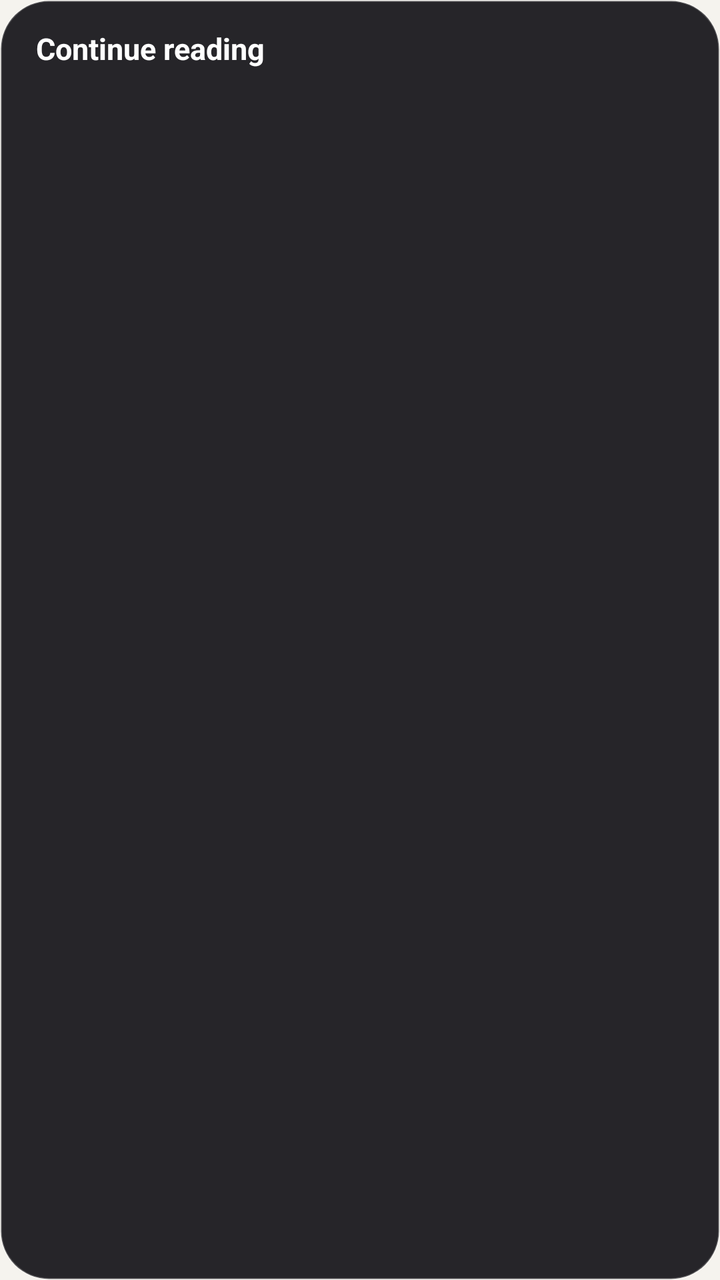
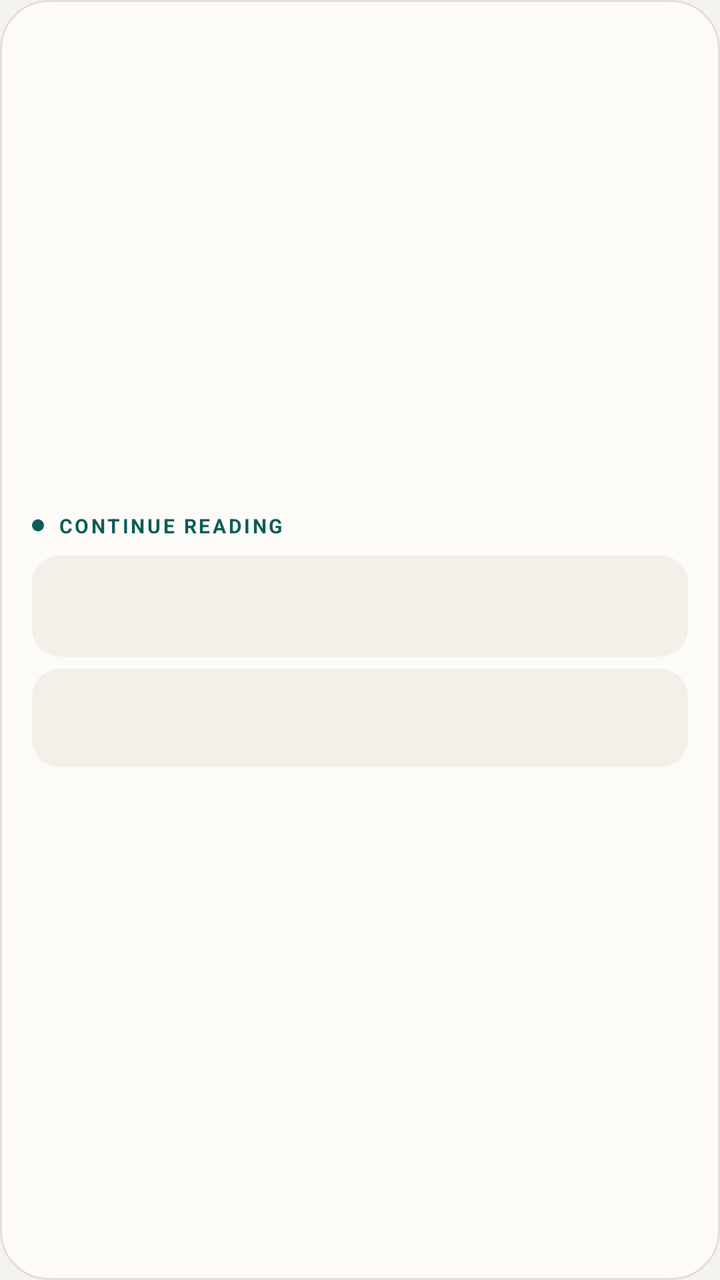

Compare the two renders of this Android layout. The source of the first and the diff that turns it into the second are given below.
<!-- AndroidManifest.xml: application theme Theme.MyDoc -->
<!-- res/layout/widget_continue_reading.xml -->
<?xml version="1.0" encoding="utf-8"?>
<LinearLayout xmlns:android="http://schemas.android.com/apk/res/android"
    android:layout_width="match_parent"
    android:layout_height="match_parent"
    android:orientation="vertical"
    android:background="@drawable/widget_surface"
    android:paddingHorizontal="18dp"
    android:paddingVertical="14dp">

    <TextView
        android:id="@+id/widget_header"
        android:layout_width="match_parent"
        android:layout_height="wrap_content"
        android:text="@string/widget_continue_reading_title"
        android:textColor="#FFFFFFFF"
        android:textSize="15sp"
        android:textStyle="bold"
        android:maxLines="1"
        android:ellipsize="end" />

    <TextView
        android:id="@+id/widget_empty"
        android:layout_width="match_parent"
        android:layout_height="wrap_content"
        android:layout_marginTop="10dp"
        android:text="@string/widget_empty"
        android:textColor="#B3FFFFFF"
        android:textSize="13sp"
        android:visibility="gone" />

    <LinearLayout
        android:id="@+id/widget_row_0"
        android:layout_width="match_parent"
        android:layout_height="wrap_content"
        android:layout_marginTop="8dp"
        android:orientation="vertical"
        android:paddingVertical="4dp">

        <TextView
            android:id="@+id/widget_row_0_title"
            android:layout_width="match_parent"
            android:layout_height="wrap_content"
            android:textColor="#FFFFFFFF"
            android:textSize="14sp"
            android:maxLines="1"
            android:ellipsize="end" />

        <TextView
            android:id="@+id/widget_row_0_subtitle"
            android:layout_width="match_parent"
            android:layout_height="wrap_content"
            android:textColor="#99FFFFFF"
            android:textSize="12sp"
            android:maxLines="1"
            android:ellipsize="end" />
    </LinearLayout>

    <LinearLayout
        android:id="@+id/widget_row_1"
        android:layout_width="match_parent"
        android:layout_height="wrap_content"
        android:layout_marginTop="2dp"
        android:orientation="vertical"
        android:paddingVertical="4dp">

        <TextView
            android:id="@+id/widget_row_1_title"
            android:layout_width="match_parent"
            android:layout_height="wrap_content"
            android:textColor="#FFFFFFFF"
            android:textSize="14sp"
            android:maxLines="1"
            android:ellipsize="end" />

        <TextView
            android:id="@+id/widget_row_1_subtitle"
            android:layout_width="match_parent"
            android:layout_height="wrap_content"
            android:textColor="#99FFFFFF"
            android:textSize="12sp"
            android:maxLines="1"
            android:ellipsize="end" />
    </LinearLayout>

    <LinearLayout
        android:id="@+id/widget_row_2"
        android:layout_width="match_parent"
        android:layout_height="wrap_content"
        android:layout_marginTop="2dp"
        android:orientation="vertical"
        android:paddingVertical="4dp">

        <TextView
            android:id="@+id/widget_row_2_title"
            android:layout_width="match_parent"
            android:layout_height="wrap_content"
            android:textColor="#FFFFFFFF"
            android:textSize="14sp"
            android:maxLines="1"
            android:ellipsize="end" />

        <TextView
            android:id="@+id/widget_row_2_subtitle"
            android:layout_width="match_parent"
            android:layout_height="wrap_content"
            android:textColor="#99FFFFFF"
            android:textSize="12sp"
            android:maxLines="1"
            android:ellipsize="end" />
    </LinearLayout>
</LinearLayout>
<!-- resources referenced by this layout -->
<resources>
  <!-- drawable widget_surface (drawable) -->
  <?xml version="1.0" encoding="utf-8"?>
  <shape xmlns:android="http://schemas.android.com/apk/res/android" android:shape="rectangle">
      <solid android:color="#F21C1B1F" />
      <corners android:radius="24dp" />
      <stroke android:width="1dp" android:color="#33FFFFFF" />
  </shape>
  <string name="widget_continue_reading_title">Continue reading</string>
  <string name="widget_empty">Open a document in MyDoc and it will appear here.</string>
  <style name="Theme.MyDoc" parent="android:Theme.Material.NoActionBar">
          <item name="android:statusBarColor">@android:color/transparent</item>
          <item name="android:navigationBarColor">@android:color/transparent</item>
          <item name="android:windowLightStatusBar">true</item>
          <item name="android:windowBackground">@color/app_window_background</item>
      </style>
  <color name="app_window_background">#F5F3EE</color>
</resources>

<!-- the commit's change to res/layout/widget_continue_reading.xml (unified diff, before → after) -->
@@ -1,22 +1,39 @@
 <?xml version="1.0" encoding="utf-8"?>
 <LinearLayout xmlns:android="http://schemas.android.com/apk/res/android"
+    android:id="@+id/widget_root"
     android:layout_width="match_parent"
     android:layout_height="match_parent"
     android:orientation="vertical"
+    android:gravity="center_vertical"
     android:background="@drawable/widget_surface"
-    android:paddingHorizontal="18dp"
+    android:paddingHorizontal="16dp"
     android:paddingVertical="14dp">
 
-    <TextView
-        android:id="@+id/widget_header"
+    <LinearLayout
         android:layout_width="match_parent"
         android:layout_height="wrap_content"
-        android:text="@string/widget_continue_reading_title"
-        android:textColor="#FFFFFFFF"
-        android:textSize="15sp"
-        android:textStyle="bold"
-        android:maxLines="1"
-        android:ellipsize="end" />
+        android:orientation="horizontal"
+        android:gravity="center_vertical">
+
+        <TextView
+            android:layout_width="6dp"
+            android:layout_height="6dp"
+            android:layout_marginEnd="7dp"
+            android:background="@drawable/widget_seal_dot" />
+
+        <TextView
+            android:id="@+id/widget_header"
+            android:layout_width="match_parent"
+            android:layout_height="wrap_content"
+            android:text="@string/widget_continue_reading_title"
+            android:textColor="@color/widget_accent"
+            android:textSize="10sp"
+            android:textStyle="bold"
+            android:textAllCaps="true"
+            android:letterSpacing="0.12"
+            android:maxLines="1"
+            android:ellipsize="end" />
+    </LinearLayout>
 
     <TextView
         android:id="@+id/widget_empty"
@@ -24,8 +41,9 @@
         android:layout_height="wrap_content"
         android:layout_marginTop="10dp"
         android:text="@string/widget_empty"
-        android:textColor="#B3FFFFFF"
-        android:textSize="13sp"
+        android:textColor="@color/widget_ink_muted"
+        android:textSize="12sp"
+        android:lineSpacingExtra="2dp"
         android:visibility="gone" />
 
     <LinearLayout
@@ -34,14 +52,17 @@
         android:layout_height="wrap_content"
         android:layout_marginTop="8dp"
         android:orientation="vertical"
-        android:paddingVertical="4dp">
+        android:background="@drawable/widget_row"
+        android:paddingHorizontal="12dp"
+        android:paddingVertical="8dp">
 
         <TextView
             android:id="@+id/widget_row_0_title"
             android:layout_width="match_parent"
             android:layout_height="wrap_content"
-            android:textColor="#FFFFFFFF"
+            android:textColor="@color/widget_ink"
             android:textSize="14sp"
+            android:textStyle="bold"
             android:maxLines="1"
             android:ellipsize="end" />
 
@@ -49,8 +70,9 @@
             android:id="@+id/widget_row_0_subtitle"
             android:layout_width="match_parent"
             android:layout_height="wrap_content"
-            android:textColor="#99FFFFFF"
-            android:textSize="12sp"
+            android:layout_marginTop="1dp"
+            android:textColor="@color/widget_ink_muted"
+            android:textSize="11sp"
             android:maxLines="1"
             android:ellipsize="end" />
     </LinearLayout>
@@ -59,16 +81,19 @@
         android:id="@+id/widget_row_1"
         android:layout_width="match_parent"
         android:layout_height="wrap_content"
-        android:layout_marginTop="2dp"
+        android:layout_marginTop="6dp"
         android:orientation="vertical"
-        android:paddingVertical="4dp">
+        android:background="@drawable/widget_row"
+        android:paddingHorizontal="12dp"
+        android:paddingVertical="8dp">
 
         <TextView
             android:id="@+id/widget_row_1_title"
             android:layout_width="match_parent"
             android:layout_height="wrap_content"
-            android:textColor="#FFFFFFFF"
-            android:textSize="14sp"
+            android:textColor="@color/widget_ink"
+            android:textSize="13sp"
+            android:textStyle="bold"
             android:maxLines="1"
             android:ellipsize="end" />
 
@@ -76,35 +101,9 @@
             android:id="@+id/widget_row_1_subtitle"
             android:layout_width="match_parent"
             android:layout_height="wrap_content"
-            android:textColor="#99FFFFFF"
-            android:textSize="12sp"
-            android:maxLines="1"
-            android:ellipsize="end" />
-    </LinearLayout>
-
-    <LinearLayout
-        android:id="@+id/widget_row_2"
-        android:layout_width="match_parent"
-        android:layout_height="wrap_content"
-        android:layout_marginTop="2dp"
-        android:orientation="vertical"
-        android:paddingVertical="4dp">
-
-        <TextView
-            android:id="@+id/widget_row_2_title"
-            android:layout_width="match_parent"
-            android:layout_height="wrap_content"
-            android:textColor="#FFFFFFFF"
-            android:textSize="14sp"
-            android:maxLines="1"
-            android:ellipsize="end" />
-
-        <TextView
-            android:id="@+id/widget_row_2_subtitle"
-            android:layout_width="match_parent"
-            android:layout_height="wrap_content"
-            android:textColor="#99FFFFFF"
-            android:textSize="12sp"
+            android:layout_marginTop="1dp"
+            android:textColor="@color/widget_ink_muted"
+            android:textSize="11sp"
             android:maxLines="1"
             android:ellipsize="end" />
     </LinearLayout>
<!-- resource entries referenced after the edit -->
@@ -1,12 +1,30 @@
 <!-- resources referenced by this layout -->
 <resources>
+  <color name="widget_accent">#0E5C57</color>
+  <color name="widget_ink">#1A1712</color>
+  <color name="widget_ink_muted">#6B6558</color>
+  <!-- drawable widget_row (drawable) -->
+  <?xml version="1.0" encoding="utf-8"?>
+  <shape xmlns:android="http://schemas.android.com/apk/res/android" android:shape="rectangle">
+      <solid android:color="@color/widget_row" />
+      <corners android:radius="14dp" />
+  </shape>
+  <!-- drawable widget_seal_dot (drawable) -->
+  <?xml version="1.0" encoding="utf-8"?>
+  <shape xmlns:android="http://schemas.android.com/apk/res/android" android:shape="oval">
+      <solid android:color="@color/widget_accent" />
+  </shape>
   <!-- drawable widget_surface (drawable) -->
   <?xml version="1.0" encoding="utf-8"?>
-  <shape xmlns:android="http://schemas.android.com/apk/res/android" android:shape="rectangle">
-      <solid android:color="#F21C1B1F" />
-      <corners android:radius="24dp" />
-      <stroke android:width="1dp" android:color="#33FFFFFF" />
-  </shape>
+  <layer-list xmlns:android="http://schemas.android.com/apk/res/android">
+      <item>
+          <shape android:shape="rectangle">
+              <solid android:color="@color/widget_surface" />
+              <corners android:radius="24dp" />
+              <stroke android:width="1dp" android:color="@color/widget_line" />
+          </shape>
+      </item>
+  </layer-list>
   <string name="widget_continue_reading_title">Continue reading</string>
   <string name="widget_empty">Open a document in MyDoc and it will appear here.</string>
   <style name="Theme.MyDoc" parent="android:Theme.Material.NoActionBar">
@@ -15,6 +33,9 @@
           <item name="android:windowLightStatusBar">true</item>
           <item name="android:windowBackground">@color/app_window_background</item>
       </style>
+  <color name="widget_row">#F3F0E9</color>
+  <color name="widget_surface">#FCFBF8</color>
+  <color name="widget_line">#E4DFD4</color>
   <color name="app_window_background">#F5F3EE</color>
 </resources>
 
